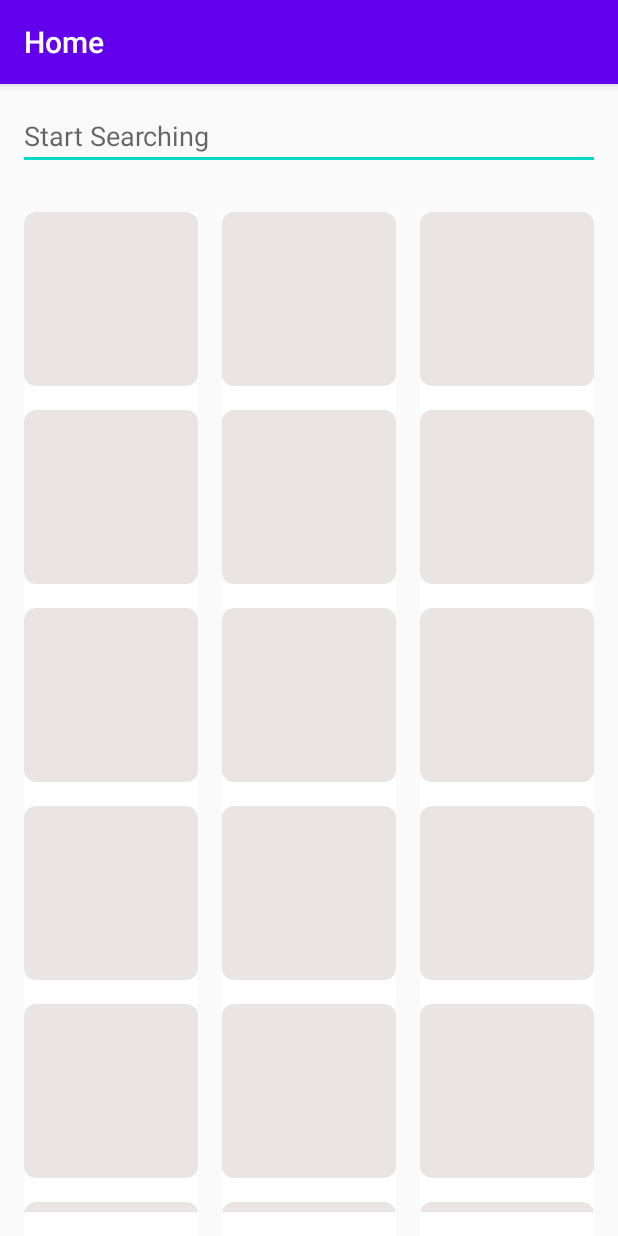
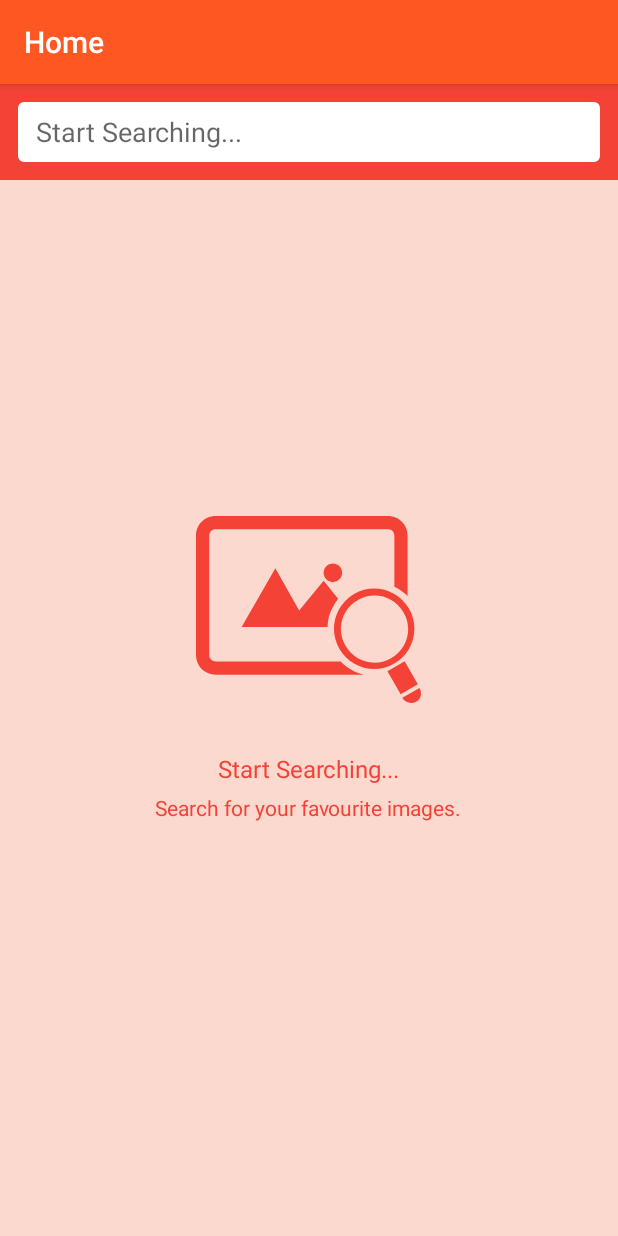
Before and after one commit to nikhil097/ImageSpot, an Android app: the screen it shows after launch (HomeActivity), on a phone screen of 412 x 824 dp. Run offline under Robolectric (Android 15) with nearby library versions, the phone set to English and light mode, and no system bars; our stand-ins replace Dagger/Hilt's generated code, RxJava, Shimmer; libraries missing offline, so code that uses them is left out: com.afollestad.materialdialogs, com.jakewharton.rxbinding2; pictures from the network do not load; 1 statement that could not run was skipped.

Commit message:
MODIFIED:App Styling

```diff
--- a/app/src/main/AndroidManifest.xml
+++ b/app/src/main/AndroidManifest.xml
@@ -2,6 +2,7 @@
 <manifest xmlns:android="http://schemas.android.com/apk/res/android"
     package="com.nikhil.imagespot">
 
+    <uses-permission android:name="android.permission.ACCESS_NETWORK_STATE" />
     <uses-permission android:name="android.permission.INTERNET" />
 
     <application
--- a/app/src/main/java/com/nikhil/imagespot/inject/NetworkModule.kt
+++ b/app/src/main/java/com/nikhil/imagespot/inject/NetworkModule.kt
@@ -3,10 +3,13 @@ package com.nikhil.imagespot.inject
 import com.google.gson.Gson
 import com.google.gson.GsonBuilder
 import com.nikhil.imagespot.BuildConfig
+import com.nikhil.imagespot.ImageSpotApplication
 import com.nikhil.imagespot.data.remote.ApiService
+import com.nikhil.imagespot.data.remote.CacheInterceptor
 import com.nikhil.imagespot.data.remote.HeaderInterceptor
 import dagger.Module
 import dagger.Provides
+import okhttp3.Cache
 import okhttp3.OkHttpClient
 import okhttp3.logging.HttpLoggingInterceptor
 import retrofit2.Retrofit
@@ -46,11 +49,13 @@ class NetworkModule(private val baseUrl : String) {
     @Singleton
     fun provideOkHttpClient(interceptor: HttpLoggingInterceptor): OkHttpClient {
         return OkHttpClient.Builder()
+            .cache(Cache(ImageSpotApplication.instance.cacheDir, (5 * 1024 * 1024).toLong()))
             .connectTimeout(30, TimeUnit.SECONDS)
             .writeTimeout(30, TimeUnit.SECONDS)
             .readTimeout(30, TimeUnit.SECONDS)
             .addInterceptor(HeaderInterceptor())
             .addNetworkInterceptor(interceptor)
+            .addInterceptor(CacheInterceptor())
             .build()
     }
 
--- a/app/src/main/java/com/nikhil/imagespot/ui/imagePreview/ImagePreviewActivity.kt
+++ b/app/src/main/java/com/nikhil/imagespot/ui/imagePreview/ImagePreviewActivity.kt
@@ -24,7 +24,7 @@ class ImagePreviewActivity : BaseActivity() {
         image.transitionName = mPhoto.id
         val photoUrlString = "http://farm${mPhoto.farm}.static.flickr.com/${mPhoto.server}/${mPhoto.id}_${mPhoto.secret}.jpg"
         image.loadImageUrl(photoUrlString)
+
     }
 
-
 }
--- /dev/null
+++ b/app/src/main/res/drawable/bg_search_edittext.xml
@@ -0,0 +1,12 @@
+<?xml version="1.0" encoding="utf-8"?>
+<shape xmlns:android="http://schemas.android.com/apk/res/android"
+    android:shape="rectangle">
+
+    <solid android:color="@color/colorWhite"/>
+
+    <stroke android:color="@color/colorWhite"
+        android:width="@dimen/dp_1"/>
+
+    <corners android:radius="@dimen/dp_3"/>
+
+</shape>
--- a/app/src/main/res/drawable/bg_thumbnail_shimmer.xml
+++ b/app/src/main/res/drawable/bg_thumbnail_shimmer.xml
@@ -3,6 +3,6 @@
     xmlns:android="http://schemas.android.com/apk/res/android">
 
     <corners android:radius="@dimen/dp_8" />
-    <solid android:color="@color/colorGreyDark" />
+    <solid android:color="@color/colorWhite" />
 
 </shape>
--- /dev/null
+++ b/app/src/main/res/drawable/ic_image_search.xml
@@ -0,0 +1,9 @@
+<vector xmlns:android="http://schemas.android.com/apk/res/android"
+    android:width="76.227dp"
+    android:height="76.227dp"
+    android:viewportWidth="76.227"
+    android:viewportHeight="76.227">
+  <path
+      android:fillColor="#FF000000"
+      android:pathData="M46.37,28.841c-1.731,0 -3.136,-1.404 -3.136,-3.137c0,-1.731 1.402,-3.137 3.136,-3.137c1.731,0 3.137,1.404 3.137,3.137C49.506,27.438 48.102,28.841 46.37,28.841zM34.947,38.475l-8.063,-14.337L15.458,44.075h29.12c0,-1.121 0.227,-2.466 0.447,-3.584c0.672,-2.241 1.793,-4.258 3.137,-6.05l-4.928,-6.048L34.947,38.475zM49.057,55.723H6.722v-0.001c-1.344,0 -2.239,-0.896 -2.239,-2.239V13.162c0,-1.345 0.896,-2.24 2.239,-2.24h58.24c1.345,0 2.239,0.896 2.239,2.24V30.41c1.566,0.672 3.137,1.792 4.479,3.136V13.162c0,-3.809 -2.912,-6.721 -6.72,-6.721H6.72C2.911,6.44 0,9.353 0,13.162v40.32c0,3.809 2.911,6.721 6.72,6.721h50.176C53.986,59.53 51.074,57.962 49.057,55.723zM67.202,56.395c-6.496,3.808 -14.783,1.565 -18.593,-4.929c-3.808,-6.496 -1.566,-14.783 4.929,-18.593c6.496,-3.808 14.784,-1.567 18.593,4.929C75.939,44.296 73.699,52.811 67.202,56.395zM66.082,54.603c5.602,-3.137 7.395,-10.08 4.257,-15.456c-3.137,-5.602 -10.08,-7.394 -15.456,-4.256c-5.602,3.136 -7.393,10.079 -4.257,15.456C53.762,55.946 60.706,57.738 66.082,54.603zM70.674,55.665l-5.816,3.361l4.481,7.76l5.817,-3.361L70.674,55.665zM75.714,64.683l-5.823,3.357c0.896,1.567 2.912,2.24 4.703,1.346C76.387,68.491 76.611,66.249 75.714,64.683z"/>
+</vector>
--- a/app/src/main/res/layout/activity_home.xml
+++ b/app/src/main/res/layout/activity_home.xml
@@ -11,6 +11,15 @@
         android:layout_height="match_parent"
         app:layout_behavior="com.google.android.material.appbar.AppBarLayout$ScrollingViewBehavior">
 
+        <View
+            android:layout_width="0dp"
+            android:layout_height="0dp"
+            android:background="@color/colorPrimaryDark"
+            app:layout_constraintTop_toTopOf="parent"
+            app:layout_constraintBottom_toTopOf="@id/recyclerview_photos"
+            app:layout_constraintEnd_toEndOf="parent"
+            app:layout_constraintStart_toStartOf="parent"/>
+
         <androidx.appcompat.widget.AppCompatEditText
             android:layout_width="0dp"
             android:layout_height="wrap_content"
@@ -22,6 +31,8 @@
             android:maxLines="1"
             android:inputType="text"
             android:imeOptions="actionDone"
+            android:paddingStart="@dimen/padding"
+            android:background="@drawable/bg_search_edittext"
             app:layout_constraintStart_toStartOf="parent"
             app:layout_constraintEnd_toEndOf="parent"
             app:layout_constraintTop_toTopOf="parent"
@@ -32,6 +43,7 @@
             android:layout_height="0dp"
             android:id="@+id/recyclerview_photos"
             android:paddingEnd="@dimen/dp_16"
+            android:background="@color/colorBackground"
             app:layout_constraintTop_toBottomOf="@id/edit_query"
             app:layout_constraintStart_toStartOf="parent"
             app:layout_constraintEnd_toEndOf="parent"
@@ -41,6 +53,8 @@
             android:layout_width="match_parent"
             android:layout_height="0dp"
             android:id="@+id/layout_shimmer"
+            android:visibility="gone"
+            android:background="@color/colorPrimary50"
             app:layout_behavior="com.google.android.material.appbar.AppBarLayout$ScrollingViewBehavior"
             app:layout_constraintTop_toTopOf="@id/recyclerview_photos"
             app:layout_constraintBottom_toBottomOf="parent">
@@ -49,15 +63,9 @@
 
         </com.facebook.shimmer.ShimmerFrameLayout>
 
-        <androidx.appcompat.widget.AppCompatTextView
-            android:layout_width="wrap_content"
-            android:layout_height="wrap_content"
-            android:id="@+id/text_no_images"
-            android:text="@string/no_images_available"
-            android:textSize="24sp"
-            android:textStyle="bold"
-            android:visibility="gone"
-            app:layout_constraintTop_toTopOf="parent"
+       <include
+           layout="@layout/layout_search_images"
+            app:layout_constraintTop_toBottomOf="@id/edit_query"
             app:layout_constraintStart_toStartOf="parent"
             app:layout_constraintEnd_toEndOf="parent"
             app:layout_constraintBottom_toBottomOf="parent" />
--- a/app/src/main/res/layout/layout_home_shimmer.xml
+++ b/app/src/main/res/layout/layout_home_shimmer.xml
@@ -12,7 +12,6 @@
         android:layout_marginStart="@dimen/padding_large"
         android:layout_marginEnd="@dimen/padding_large"
         android:layout_weight="1"
-        android:background="@color/colorWhite"
         android:orientation="vertical">
 
         <include layout="@layout/item_thumbnail_shimmer" />
@@ -34,7 +33,6 @@
         android:layout_height="match_parent"
         android:layout_marginEnd="@dimen/padding_large"
         android:layout_weight="1"
-        android:background="@color/colorWhite"
         android:orientation="vertical">
 
         <include layout="@layout/item_thumbnail_shimmer" />
@@ -56,7 +54,6 @@
         android:layout_height="match_parent"
         android:layout_marginEnd="@dimen/padding_large"
         android:layout_weight="1"
-        android:background="@color/colorWhite"
         android:orientation="vertical">
 
         <include layout="@layout/item_thumbnail_shimmer" />
--- /dev/null
+++ b/app/src/main/res/layout/layout_search_images.xml
@@ -0,0 +1,46 @@
+<?xml version="1.0" encoding="utf-8"?>
+<merge xmlns:android="http://schemas.android.com/apk/res/android"
+    xmlns:tools="http://schemas.android.com/tools"
+    xmlns:app="http://schemas.android.com/apk/res-auto"
+    android:layout_width="match_parent"
+    android:layout_height="match_parent">
+
+    <LinearLayout
+        android:id="@+id/view_search_images"
+        android:layout_width="match_parent"
+        android:layout_height="match_parent"
+        android:layout_gravity="center"
+        android:gravity="center"
+        android:orientation="vertical">
+
+        <androidx.appcompat.widget.AppCompatImageView
+            android:layout_width="150dp"
+            android:layout_height="150dp"
+            android:id="@+id/image_search"
+            app:srcCompat="@drawable/ic_image_search"
+            android:tint="@color/colorPrimaryDark"/>
+
+        <androidx.appcompat.widget.AppCompatTextView
+            android:id="@+id/text_title"
+            style="@style/TextAppearance.AppCompat.Subhead"
+            android:layout_width="wrap_content"
+            android:layout_height="wrap_content"
+            android:layout_marginTop="20dp"
+            android:textSize="16sp"
+            android:textColor="@color/colorPrimaryDark"
+            android:text="@string/start_searching"/>
+
+        <androidx.appcompat.widget.AppCompatTextView
+            android:id="@+id/text_message"
+            style="@style/TextAppearance.AppCompat.Caption"
+            android:layout_width="wrap_content"
+            android:layout_height="wrap_content"
+            android:layout_gravity="center"
+            android:layout_marginTop="@dimen/dp_5"
+            android:textSize="14sp"
+            android:textColor="@color/colorPrimaryDark"
+            android:text="@string/search_for_your_favourite_images"/>
+
+    </LinearLayout>
+
+</merge>
--- a/app/src/main/res/values/colors.xml
+++ b/app/src/main/res/values/colors.xml
@@ -1,12 +1,15 @@
 <?xml version="1.0" encoding="utf-8"?>
 <resources>
-    <color name="colorPrimary">#6200EE</color>
-    <color name="colorPrimaryDark">#3700B3</color>
-    <color name="colorAccent">#03DAC5</color>
+    <color name="colorPrimary">#FF5722</color>
+    <color name="colorPrimaryDark">#F44336</color>
+    <color name="colorAccent">#F44336</color>
 
     <color name="colorWhite">#FFFFFF</color>
     <color name="colorGrey">#F4F1F1</color>
     <color name="colorGreyDark">#EAE4E4</color>
     <color name="colorBlack">#000000</color>
 
+    <color name="colorBackground">#33FF5722</color>
+    <color name="colorPrimary50">#80F44336</color>
+
 </resources>
--- a/app/src/main/res/values/strings.xml
+++ b/app/src/main/res/values/strings.xml
@@ -7,8 +7,12 @@
 
     <string name="home">Home</string>
     <string name="no_images_available">No Images Available</string>
-    <string name="start_searching">Start Searching</string>
+    <string name="start_searching">Start Searching...</string>
 
     <string name="unexpected_error">An unexpected error occurred.</string>
     <string name="tap_to_reload">Tap to Reload.</string>
+    <string name="retry">Retry</string>
+    <string name="search_for_your_favourite_images">Search for your favourite images.</string>
+    <string name="no_results_found">No Results Found</string>
+    <string name="no_results_msg">Try entering something else</string>
 </resources>
```
Also changed, not shown: app/src/main/java/com/nikhil/imagespot/data/remote/CacheInterceptor.kt (added, +24 -0 lines), app/src/main/java/com/nikhil/imagespot/ui/base/BaseErrorInterface.kt (+7 -3 lines), app/src/main/java/com/nikhil/imagespot/ui/home/HomeActivity.kt (+17 -10 lines), app/src/main/java/com/nikhil/imagespot/utils/Utils.kt (added, +14 -0 lines), app/src/main/res/layout/item_loading.xml (+35 -32 lines), app/src/main/res/values/styles.xml (+10 -1 lines).
